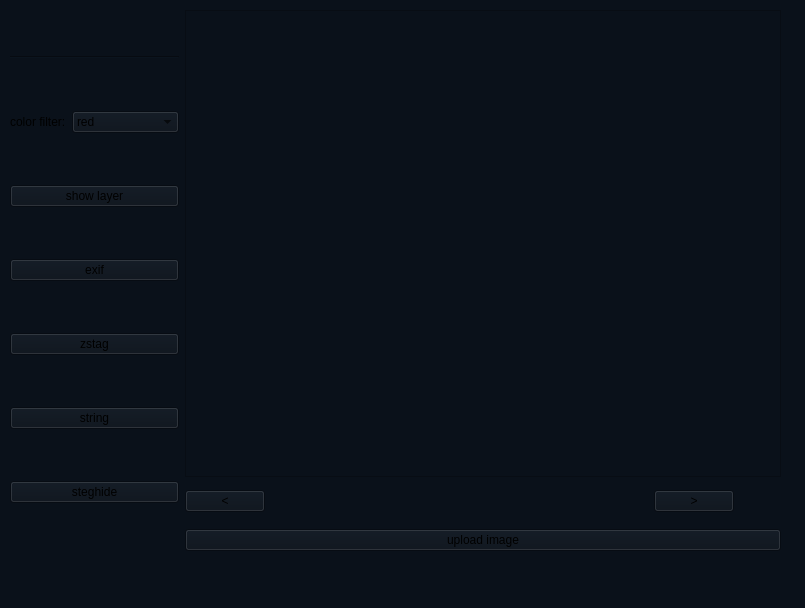
Marijameme/Covek-samo-srcem-dobro-vidi, file Covek-samo-srcem-dobro-vidi/mainwindow.ui: the form before one commit.
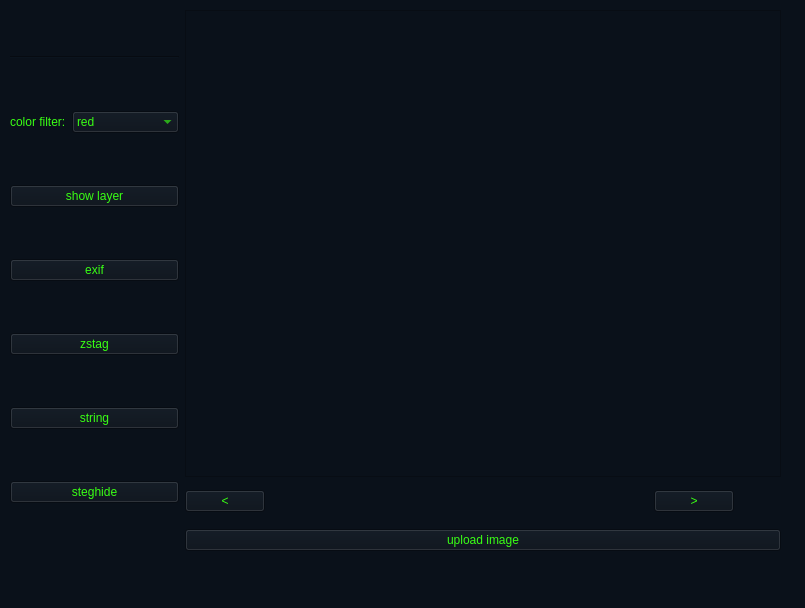
The form after the commit.

Commit message:
fix: RGB parametars out of range
- green component of font color was 256, not it is 255

Diff of the .ui file:
```diff
--- a/Covek-samo-srcem-dobro-vidi/mainwindow.ui
+++ b/Covek-samo-srcem-dobro-vidi/mainwindow.ui
@@ -14,7 +14,8 @@
    <string>Covek samo srcem dobro vidi</string>
   </property>
   <property name="styleSheet">
-   <string notr="true">background-color: rgb(10, 17, 26);</string>
+   <string notr="true">background-color: rgb(10, 17, 26);
+color:rgb(57,255,20)</string>
   </property>
   <widget class="QWidget" name="centralwidget">
    <widget class="QWidget" name="horizontalLayoutWidget">
```
